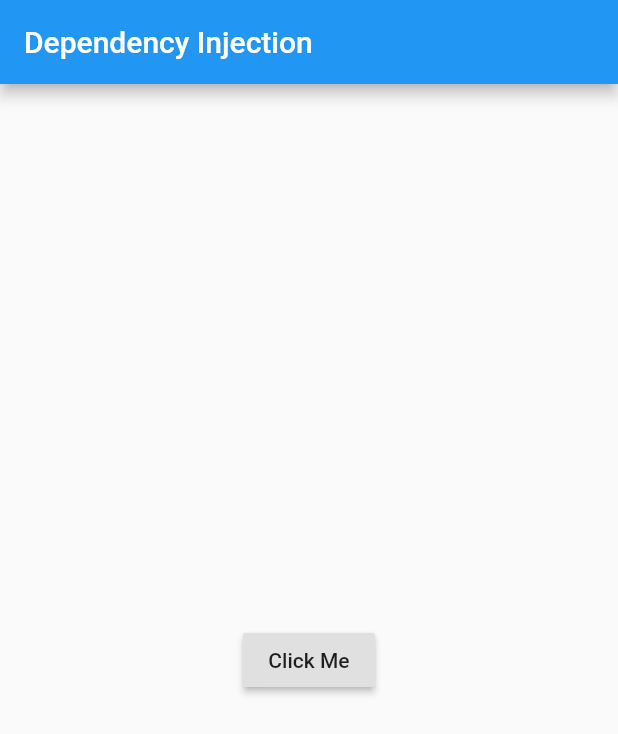
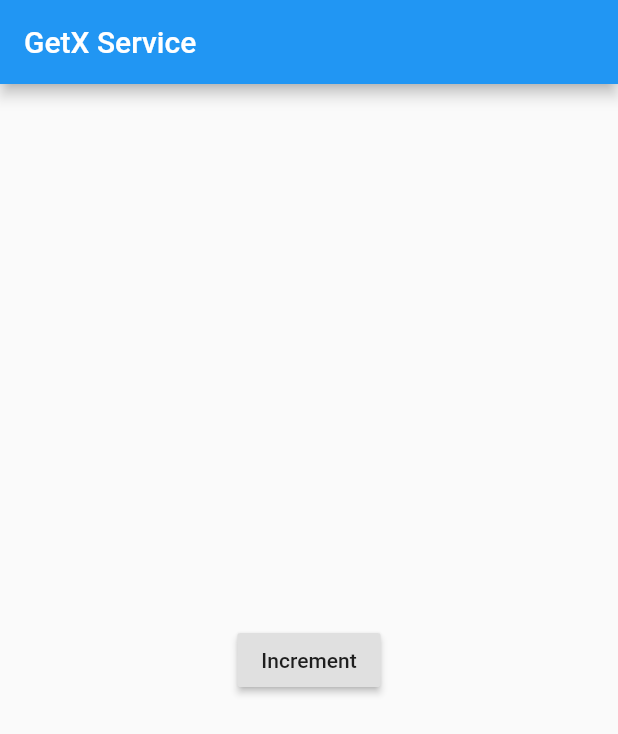
Before and after one commit to SanskarModi22/Flutter_GetX, a Flutter app: the screen it shows after launch, on a phone screen of 412 x 824 dp. Shown: the top 734 px of the screen. Run offline on Flutter 3.47's test engine with Material 2 defaults, Android fonts, the phone set to English and light mode, and no system bars; our stand-ins replace get, shared_preferences.

Commit message:
Flutter GetX Service

```diff
--- /dev/null
+++ b/lib/getx_services.dart
@@ -0,0 +1,27 @@
+import 'package:flutter/material.dart';
+import 'package:get/get.dart';
+import 'Home/service.dart';
+class GetXService extends StatelessWidget {
+  const GetXService({Key? key}) : super(key: key);
+
+  @override
+  Widget build(BuildContext context) {
+    return Scaffold(
+      appBar: AppBar(title: Text("GetX Service")),
+      body: Center(
+        child: Column(
+          mainAxisAlignment: MainAxisAlignment.center,
+          crossAxisAlignment: CrossAxisAlignment.center,
+          children: [
+            RaisedButton(
+              child: Text("Increment"),
+              onPressed: () {
+                Get.find<Service>().incrementCounter();
+              },
+            ),
+          ],
+        ),
+      ),
+    );
+  }
+}
--- a/lib/main.dart
+++ b/lib/main.dart
@@ -10,14 +10,21 @@ import 'package:flutter_getx/state_management_custom_class.dart';
 import 'package:flutter_getx/unique_id.dart';
 import 'package:get/get.dart';
 
+import 'Home/service.dart';
 import 'bottom_sheet_dynamic_theme.dart';
 import 'dialog.dart';
+import 'getx_services.dart';
 import 'messages.dart';
 
-void main() {
-  runApp(const MyApp());
+Future<void> main() async {
+  await initServices();
+  runApp(MyApp());
 }
-
+Future<void> initServices() async {
+  print('starting services ...');
+  await Get.putAsync<Service>(() async => await Service());
+  print('All services started...');
+}
 class MyApp extends StatelessWidget {
   const MyApp({Key? key}) : super(key: key);
 
@@ -35,7 +42,7 @@ class MyApp extends StatelessWidget {
       ),
       initialRoute: '/',
       defaultTransition: Transition.zoom,
-      home: DependencyInjection(),
+      home: GetXService(),
       getPages: [
         GetPage(name: '/', page: () => MyApp()),
         GetPage(name: '/home', page: () => HomeScreen()),
--- a/lib/my_controller.dart
+++ b/lib/my_controller.dart
@@ -12,7 +12,7 @@ class MyController extends GetxController {
       student!.name = student.name.toString().toUpperCase();
     });
   }
-  void incrementCounter() async {
+  Future<void> incrementCounter() async {
     SharedPreferences prefs = await SharedPreferences.getInstance();
     int counter = (prefs.getInt('counter') ?? 0) + 1;
     print('Pressed $counter times.');
```
Also changed, not shown: lib/Home/service.dart (added, +16 -0 lines).
